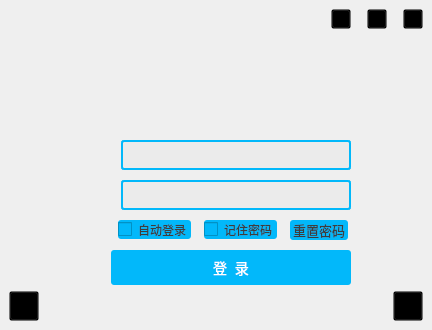
This is VideoPlayer/login/LoginPersonInfo.ui in huizhang556/pc-video-player as Qt 5 draws it before an edit. The edited form follows.
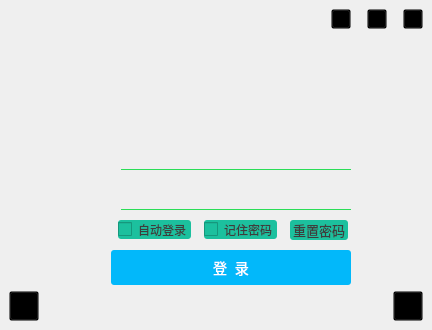
This is the edited form. Icons and pictures are not drawn.

What changed in the file:
```diff
--- a/VideoPlayer/login/LoginPersonInfo.ui
+++ b/VideoPlayer/login/LoginPersonInfo.ui
@@ -38,7 +38,7 @@
       <string notr="true">#frame_login
 {
 border-image: url(:/images/bgpic/login.png);
-border-radius:6px;
+border-radius:4px;
 }</string>
      </property>
      <property name="frameShape">
@@ -319,8 +319,8 @@
                  </property>
                  <property name="maximumSize">
                   <size>
-                   <width>65</width>
-                   <height>65</height>
+                   <width>66</width>
+                   <height>66</height>
                   </size>
                  </property>
                  <property name="styleSheet">
@@ -411,13 +411,14 @@
                       <string notr="true">/*搜索框*/
 QLineEdit
 {
-color: rgb(0, 0, 0);
+color: white;
 font-family:&quot;楷体&quot;;
 font-size:14px;
-background-color: rgb(235, 235, 235);
+background-color: transparent;
 selection-background-color: #D1DBCB;
-border-radius:3px;
-border:2px solid rgb(2, 184, 250);
+border-radius:0px;
+border:0px solid #2bdd57;
+border-bottom-width: 1px;
 }
 
 
@@ -505,13 +506,14 @@
                       <string notr="true">/*搜索框*/
 QLineEdit
 {
-color: rgb(0, 0, 0);
+color: white;
 font-family:&quot;楷体&quot;;
 font-size:14px;
-background-color: rgb(235, 235, 235);
+background-color: transparent;
 selection-background-color: #D1DBCB;
-border-radius:3px;
-border:2px solid rgb(2, 184, 250);
+border-radius:0px;
+border:0px solid #2bdd57;
+border-bottom-width: 1px;
 }
 
 
@@ -526,11 +528,9 @@
 
 QLineEdit[echoMode=&quot;2&quot;]
 {
-
 lineedit-password-character:0042;
 }
 
-
 </string>
                      </property>
                      <property name="text">
@@ -591,7 +591,7 @@
                      <property name="styleSheet">
                       <string notr="true">QCheckBox
 {
-background-color: rgb(2, 184, 250);
+background-color:#1cc09e;
 font-family:&quot;楷体&quot;;
 font-size:12px;
 color:#3d3d3d;
@@ -673,7 +673,7 @@
                      <property name="styleSheet">
                       <string notr="true">QCheckBox
 {
-background-color: rgb(2, 184, 250);
+background-color: #1cc09e;
 font-family:&quot;楷体&quot;;
 font-size:12px;
 color:#3d3d3d;
@@ -755,7 +755,7 @@
                      <property name="styleSheet">
                       <string notr="true">QPushButton
 {
-background-color: rgb(2, 184, 250);
+background-color: #1cc09e;
 font-family:&quot;楷体&quot;;
 font-size:13px;
 color:#3d3d3d;
```
Left out of the diff: 62 changed lines with no effect on the pictures.
